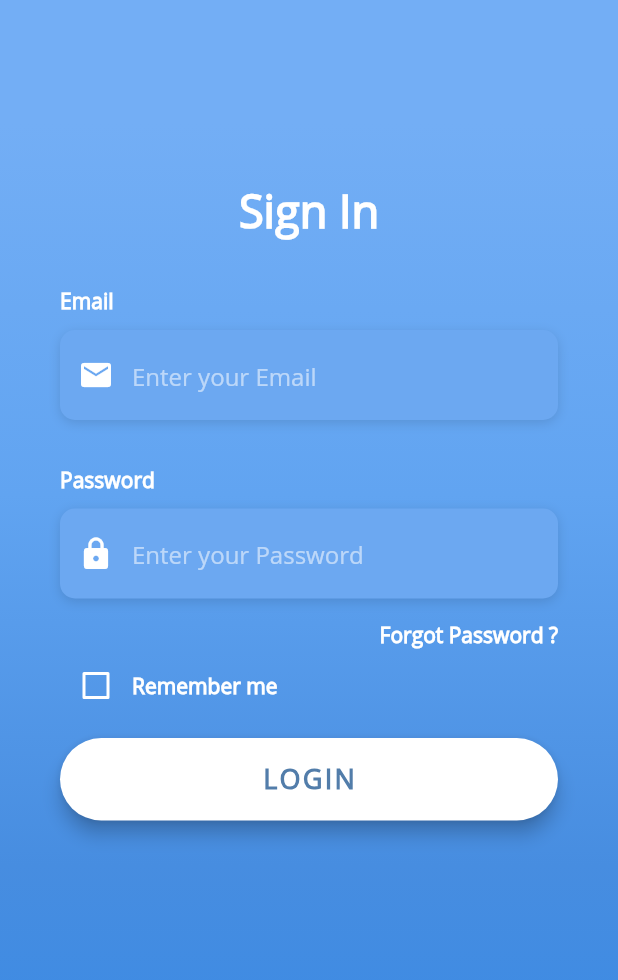
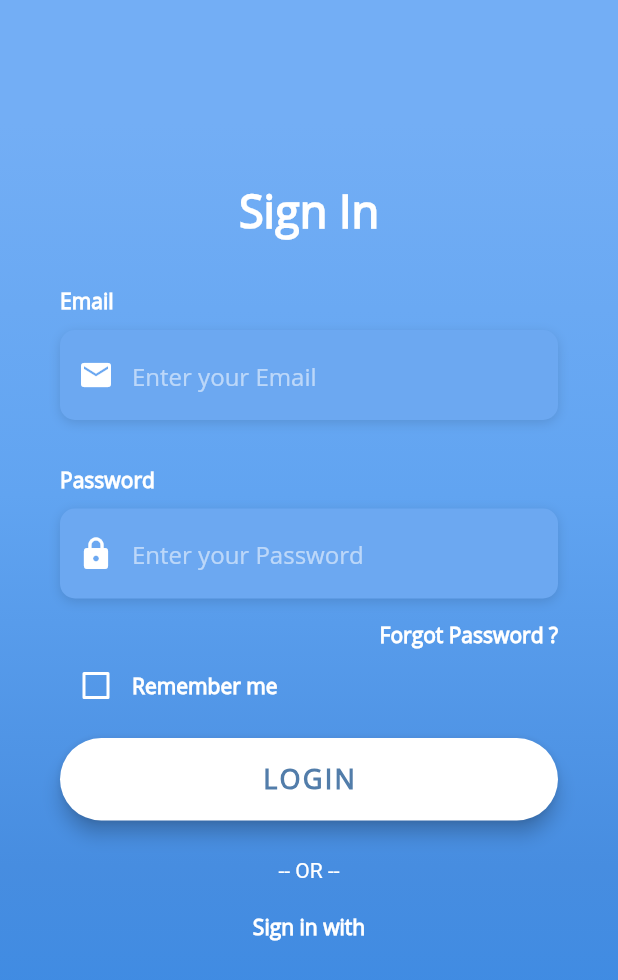
Before and after one commit to DavidCastelloBatet/login_page_ui_flutter, a Flutter app: the screen it shows after launch, on a phone screen of 412 x 824 dp. Shown: the top 980 px of the screen. Run offline on Flutter 3.47's test engine with Material 2 defaults, Android fonts, the phone set to English and light mode, and no system bars.

Commit message:
sign in with - text

```diff
--- a/lib/screens/login_screen.dart
+++ b/lib/screens/login_screen.dart
@@ -140,6 +140,25 @@ class _LoginScreenState extends State<LoginScreen> {
     );
   }
 
+  Widget _buildSignInWithText() {
+    return Column(
+      children: <Widget>[
+        Text(
+          '-- OR --',
+          style: TextStyle(
+            color: Colors.white,
+            fontWeight: FontWeight.w400,
+          ),
+        ),
+        SizedBox(height: 20.0),
+        Text(
+          'Sign in with',
+          style: kLabelStyle,
+        ),
+      ],
+    );
+  }
+
   @override
   Widget build(BuildContext context) {
     return Scaffold(
@@ -189,9 +208,7 @@ class _LoginScreenState extends State<LoginScreen> {
                   _buildForgotPasswordBtn(),
                   _buildRememberMeCheckbox(),
                   _buildLoginButton(),
-                  Column(
-                    children: <Widget>[],
-                  )
+                  _buildSignInWithText(),
                 ],
               ),
             ),
```
